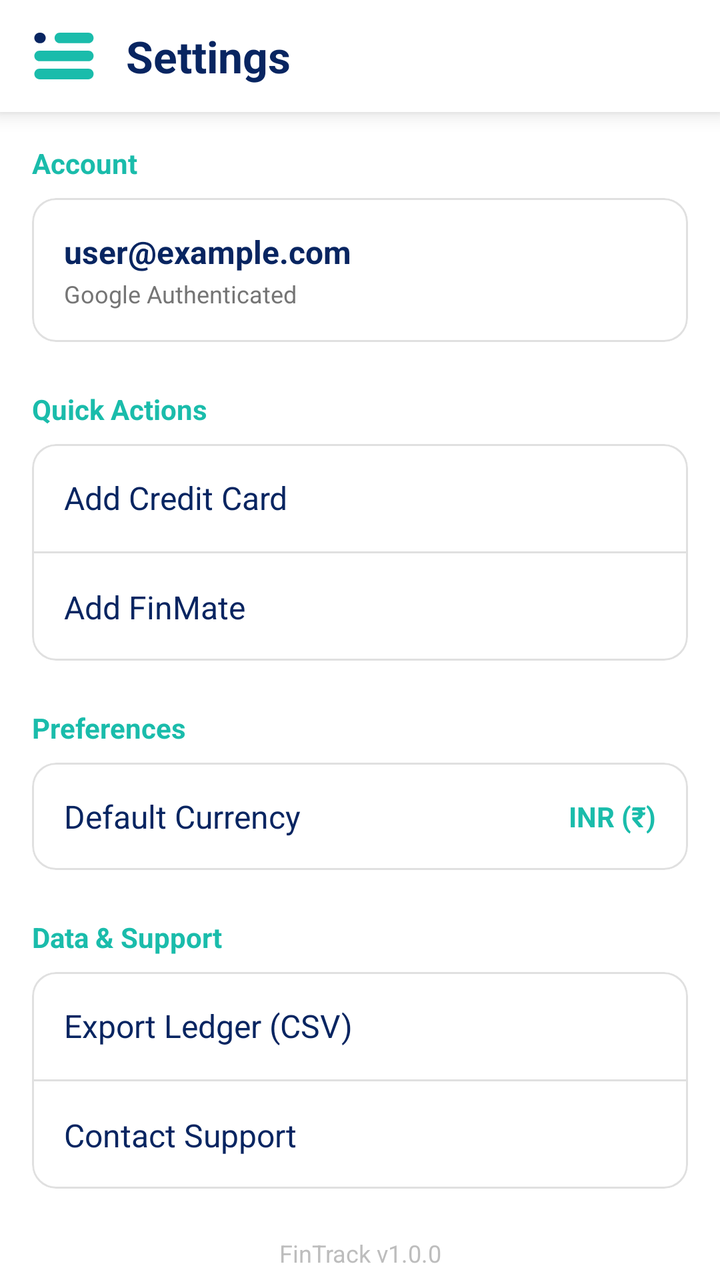
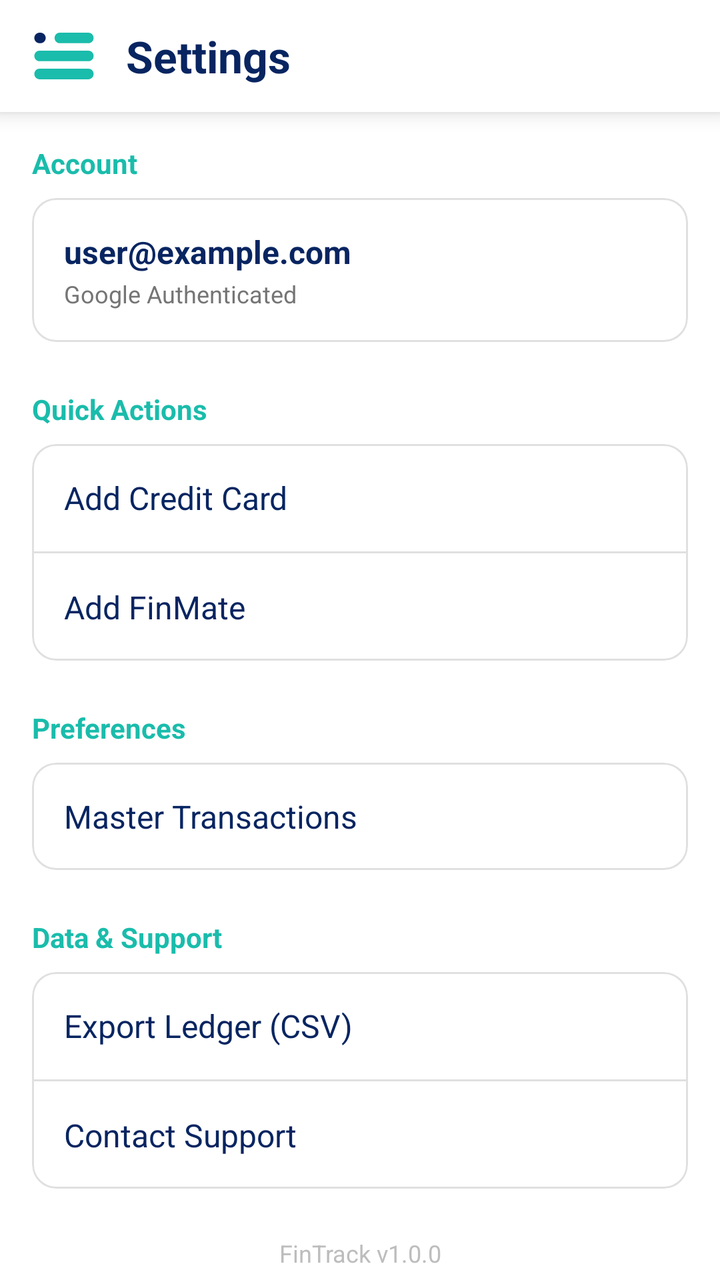

Before-and-after screenshots of an Android layout around one commit, followed by the original layout XML and the change that was made.
<!-- AndroidManifest.xml: application theme Theme.FinTrack -->
<!-- res/layout/activity_settings.xml -->
<?xml version="1.0" encoding="utf-8"?>
<androidx.drawerlayout.widget.DrawerLayout
    xmlns:android="http://schemas.android.com/apk/res/android"
    xmlns:app="http://schemas.android.com/apk/res-auto"
    xmlns:tools="http://schemas.android.com/tools"
    android:id="@+id/drawerLayoutSettings"
    android:layout_width="match_parent"
    android:layout_height="match_parent"
    tools:context=".SettingsActivity"
    tools:ignore="HardcodedText, ContentDescription, TooManyViews">

    
    <androidx.constraintlayout.widget.ConstraintLayout
        android:id="@+id/mainSettingsContent"
        android:layout_width="match_parent"
        android:layout_height="match_parent"
        android:background="#FFFFFF">

        
        <androidx.constraintlayout.widget.ConstraintLayout
            android:id="@+id/topAppBarContainer"
            android:layout_width="match_parent"
            android:layout_height="wrap_content"
            android:background="#FFFFFF"
            android:elevation="6dp"
            android:paddingHorizontal="16dp"
            android:paddingTop="12dp"
            android:paddingBottom="12dp"
            app:layout_constraintEnd_toEndOf="parent"
            app:layout_constraintStart_toStartOf="parent"
            app:layout_constraintTop_toTopOf="parent">

            
            <ImageView
                android:id="@+id/ivMenuDrawerSettings"
                android:layout_width="32dp"
                android:layout_height="32dp"
                android:padding="1dp"
                android:src="@drawable/ic_menu"
                android:background="?attr/selectableItemBackgroundBorderless"
                app:layout_constraintBottom_toBottomOf="parent"
                app:layout_constraintStart_toStartOf="parent"
                app:layout_constraintTop_toTopOf="parent" />

            <TextView
                android:id="@+id/tvAppTitle"
                android:layout_width="wrap_content"
                android:layout_height="wrap_content"
                android:layout_marginStart="15dp"
                android:text="Settings"
                android:textColor="#082561"
                android:textSize="22sp"
                android:textStyle="bold"
                app:layout_constraintBottom_toBottomOf="parent"
                app:layout_constraintStart_toEndOf="@id/ivMenuDrawerSettings"
                app:layout_constraintTop_toTopOf="parent" />

        </androidx.constraintlayout.widget.ConstraintLayout>

        
        <androidx.core.widget.NestedScrollView
            android:layout_width="match_parent"
            android:layout_height="0dp"
            android:fillViewport="true"
            app:layout_constraintBottom_toBottomOf="parent"
            app:layout_constraintTop_toBottomOf="@+id/topAppBarContainer">

            <LinearLayout
                android:layout_width="match_parent"
                android:layout_height="wrap_content"
                android:orientation="vertical"
                android:paddingHorizontal="16dp"
                android:paddingTop="16dp"
                android:paddingBottom="32dp">

                
                <TextView
                    android:layout_width="wrap_content"
                    android:layout_height="wrap_content"
                    android:layout_marginBottom="8dp"
                    android:text="Account"
                    android:textColor="#1abcab"
                    android:textSize="14sp"
                    android:textStyle="bold" />

                <com.google.android.material.card.MaterialCardView
                    android:layout_width="match_parent"
                    android:layout_height="wrap_content"
                    android:layout_marginBottom="24dp"
                    app:cardBackgroundColor="#FFFFFF"
                    app:cardCornerRadius="12dp"
                    app:cardElevation="0dp"
                    app:strokeColor="#E0E0E0"
                    app:strokeWidth="1dp">

                    <LinearLayout
                        android:layout_width="match_parent"
                        android:layout_height="wrap_content"
                        android:orientation="vertical"
                        android:padding="16dp">

                        <TextView
                            android:id="@+id/tvUserEmail"
                            android:layout_width="wrap_content"
                            android:layout_height="wrap_content"
                            android:text="user@example.com"
                            android:textColor="#082561"
                            android:textSize="16sp"
                            android:textStyle="bold" />

                        <TextView
                            android:layout_width="wrap_content"
                            android:layout_height="wrap_content"
                            android:layout_marginTop="2dp"
                            android:text="Google Authenticated"
                            android:textColor="#757575"
                            android:textSize="12sp" />
                    </LinearLayout>
                </com.google.android.material.card.MaterialCardView>

                
                <TextView
                    android:layout_width="wrap_content"
                    android:layout_height="wrap_content"
                    android:layout_marginBottom="8dp"
                    android:text="Quick Actions"
                    android:textColor="#1abcab"
                    android:textSize="14sp"
                    android:textStyle="bold" />

                <com.google.android.material.card.MaterialCardView
                    android:layout_width="match_parent"
                    android:layout_height="wrap_content"
                    android:layout_marginBottom="24dp"
                    app:cardBackgroundColor="#FFFFFF"
                    app:cardCornerRadius="12dp"
                    app:cardElevation="0dp"
                    app:strokeColor="#E0E0E0"
                    app:strokeWidth="1dp">

                    <LinearLayout
                        android:layout_width="match_parent"
                        android:layout_height="wrap_content"
                        android:orientation="vertical">

                        <TextView
                            android:id="@+id/btnAddCardSettings"
                            android:layout_width="match_parent"
                            android:layout_height="wrap_content"
                            android:background="?attr/selectableItemBackground"
                            android:clickable="true"
                            android:focusable="true"
                            android:padding="16dp"
                            android:text="Add Credit Card"
                            android:textColor="#082561"
                            android:textSize="16sp" />

                        <View
                            android:layout_width="match_parent"
                            android:layout_height="1dp"
                            android:background="#E0E0E0" />

                        <TextView
                            android:id="@+id/btnAddFinMateSettings"
                            android:layout_width="match_parent"
                            android:layout_height="wrap_content"
                            android:background="?attr/selectableItemBackground"
                            android:clickable="true"
                            android:focusable="true"
                            android:padding="16dp"
                            android:text="Add FinMate"
                            android:textColor="#082561"
                            android:textSize="16sp" />

                    </LinearLayout>
                </com.google.android.material.card.MaterialCardView>

                
                <TextView
                    android:layout_width="wrap_content"
                    android:layout_height="wrap_content"
                    android:layout_marginBottom="8dp"
                    android:text="Preferences"
                    android:textColor="#1abcab"
                    android:textSize="14sp"
                    android:textStyle="bold" />

                <com.google.android.material.card.MaterialCardView
                    android:layout_width="match_parent"
                    android:layout_height="wrap_content"
                    android:layout_marginBottom="24dp"
                    app:cardBackgroundColor="#FFFFFF"
                    app:cardCornerRadius="12dp"
                    app:cardElevation="0dp"
                    app:strokeColor="#E0E0E0"
                    app:strokeWidth="1dp">

                    <LinearLayout
                        android:id="@+id/btnCurrency"
                        android:layout_width="match_parent"
                        android:layout_height="wrap_content"
                        android:background="?attr/selectableItemBackground"
                        android:clickable="true"
                        android:focusable="true"
                        android:gravity="center_vertical"
                        android:orientation="horizontal"
                        android:padding="16dp">

                        <TextView
                            android:layout_width="0dp"
                            android:layout_height="wrap_content"
                            android:layout_weight="1"
                            android:text="Default Currency"
                            android:textColor="#082561"
                            android:textSize="16sp" />

                        <TextView
                            android:layout_width="wrap_content"
                            android:layout_height="wrap_content"
                            android:text="INR (₹)"
                            android:textColor="#1abcab"
                            android:textSize="14sp"
                            android:textStyle="bold" />
                    </LinearLayout>
                </com.google.android.material.card.MaterialCardView>

                
                <TextView
                    android:layout_width="wrap_content"
                    android:layout_height="wrap_content"
                    android:layout_marginBottom="8dp"
                    android:text="Data &amp; Support"
                    android:textColor="#1abcab"
                    android:textSize="14sp"
                    android:textStyle="bold" />

                <com.google.android.material.card.MaterialCardView
                    android:layout_width="match_parent"
                    android:layout_height="wrap_content"
                    android:layout_marginBottom="24dp"
                    app:cardBackgroundColor="#FFFFFF"
                    app:cardCornerRadius="12dp"
                    app:cardElevation="0dp"
                    app:strokeColor="#E0E0E0"
                    app:strokeWidth="1dp">

                    <LinearLayout
                        android:layout_width="match_parent"
                        android:layout_height="wrap_content"
                        android:orientation="vertical">

                        <TextView
                            android:id="@+id/btnExportData"
                            android:layout_width="match_parent"
                            android:layout_height="wrap_content"
                            android:background="?attr/selectableItemBackground"
                            android:clickable="true"
                            android:focusable="true"
                            android:padding="16dp"
                            android:text="Export Ledger (CSV)"
                            android:textColor="#082561"
                            android:textSize="16sp" />

                        <View
                            android:layout_width="match_parent"
                            android:layout_height="1dp"
                            android:background="#E0E0E0" />

                        <TextView
                            android:id="@+id/btnSupport"
                            android:layout_width="match_parent"
                            android:layout_height="wrap_content"
                            android:background="?attr/selectableItemBackground"
                            android:clickable="true"
                            android:focusable="true"
                            android:padding="16dp"
                            android:text="Contact Support"
                            android:textColor="#082561"
                            android:textSize="16sp" />

                    </LinearLayout>
                </com.google.android.material.card.MaterialCardView>

                
                <TextView
                    android:layout_width="match_parent"
                    android:layout_height="wrap_content"
                    android:gravity="center"
                    android:text="FinTrack v1.0.0"
                    android:textColor="#BDBDBD"
                    android:textSize="12sp" />

            </LinearLayout>
        </androidx.core.widget.NestedScrollView>

    </androidx.constraintlayout.widget.ConstraintLayout>

    
    <com.google.android.material.navigation.NavigationView
        android:id="@+id/navigationViewSettings"
        android:layout_width="wrap_content"
        android:layout_height="match_parent"
        android:layout_gravity="start"
        android:background="#FFFFFF"
        app:headerLayout="@layout/nav_header"
        app:menu="@menu/drawer_menu" />

</androidx.drawerlayout.widget.DrawerLayout>
<!-- res/layout/nav_header.xml (included above) -->
<?xml version="1.0" encoding="utf-8"?>
<LinearLayout
    xmlns:android="http://schemas.android.com/apk/res/android"
    xmlns:tools="http://schemas.android.com/tools"
    android:layout_width="match_parent"
    android:layout_height="160dp"
    android:background="#082561"
    android:gravity="bottom"
    android:orientation="vertical"
    android:padding="16dp"
    tools:ignore="HardcodedText, ContentDescription">

    
    <ImageView
        android:layout_width="48dp"
        android:layout_height="48dp"
        android:src="@drawable/dashboard"/>

    
    <TextView
        android:layout_width="wrap_content"
        android:layout_height="wrap_content"
        android:layout_marginTop="12dp"
        android:text="FinTrack"
        android:textColor="#FFFFFF"
        android:textSize="20sp"
        android:textStyle="bold" />

    
    <TextView
        android:layout_width="wrap_content"
        android:layout_height="wrap_content"
        android:layout_marginTop="2dp"
        android:text="Your Personal Financial Ledger"
        android:textColor="#1ABCAB"
        android:textSize="12sp" />

</LinearLayout>
<!-- resources referenced by this layout -->
<resources>
  <!-- drawable dashboard (drawable) -->
  <vector xmlns:android="http://schemas.android.com/apk/res/android"
      android:width="24dp"
      android:height="24dp"
      android:viewportWidth="256"
      android:viewportHeight="256">
    <path
        android:pathData="M251.87,122.41l-118.16,-118.16c-3.23,-3.23 -8.47,-3.23 -11.7,0l-118.16,118.16c-5.21,5.21 -1.52,14.12 5.85,14.12l17.8,0c4.57,0 8.27,3.7 8.27,8.27l0,89.57c0,4.57 3.7,8.27 8.27,8.27l54.09,0L98.13,175.1c0,-5.54 4.49,-10.02 10.02,-10.02l49.43,0L157.58,242.65l54.09,0c4.57,0 8.27,-3.7 8.27,-8.27L219.94,144.81c0,-4.57 3.7,-8.27 8.27,-8.27l17.8,0C253.39,136.53 257.08,127.62 251.87,122.41z"
        android:strokeLineJoin="miter"
        android:strokeWidth="2.81"
        android:fillColor="#1ABCAB"
        android:fillType="nonZero"
        android:strokeColor="#00000000"
        android:strokeLineCap="butt"/>
    <path
        android:pathData="M157.58,165.08l-31.22,8.24c-6.7,1.77 -11.37,7.83 -11.37,14.76L115,253.89l42.59,-11.24L157.58,165.08z"
        android:strokeLineJoin="miter"
        android:strokeWidth="2.81"
        android:fillColor="#082561"
        android:fillType="nonZero"
        android:strokeColor="#00000000"
        android:strokeLineCap="butt"/>
  </vector>
  <!-- drawable ic_menu (drawable) -->
  <vector xmlns:android="http://schemas.android.com/apk/res/android"
      android:width="24dp"
      android:height="24dp"
      android:viewportWidth="256"
      android:viewportHeight="256">
    <path
        android:pathData="M231.83,73.45L110.29,73.45c-12.41,0 -22.48,-10.07 -22.48,-22.48l0,0c0,-12.41 10.07,-22.48 22.48,-22.48L231.83,28.49c12.41,0 22.48,10.07 22.48,22.48l0,0C254.31,63.39 244.24,73.45 231.83,73.45z"
        android:strokeLineJoin="miter"
        android:strokeWidth="2.81"
        android:fillColor="#1ABCAB"
        android:fillType="nonZero"
        android:strokeColor="#00000000"
        android:strokeLineCap="butt"/>
    <path
        android:pathData="M27.4,73.45L23.89,73.45c-12.41,0 -22.48,-10.07 -22.48,-22.48l0,0c0,-12.41 10.07,-22.48 22.48,-22.48l3.51,0c12.41,0 22.48,10.07 22.48,22.48l0,0C49.88,63.39 39.81,73.45 27.4,73.45z"
        android:strokeLineJoin="miter"
        android:strokeWidth="2.81"
        android:fillColor="#082561"
        android:fillType="nonZero"
        android:strokeColor="#00000000"
        android:strokeLineCap="butt"/>
    <path
        android:pathData="M231.83,150.34L23.89,150.34c-12.41,0 -22.48,-10.07 -22.48,-22.48l0,0c0,-12.41 10.07,-22.48 22.48,-22.48l207.94,0c12.41,0 22.48,10.07 22.48,22.48l0,0C254.31,140.27 244.24,150.34 231.83,150.34z"
        android:strokeLineJoin="miter"
        android:strokeWidth="2.81"
        android:fillColor="#1ABCAB"
        android:fillType="nonZero"
        android:strokeColor="#00000000"
        android:strokeLineCap="butt"/>
    <path
        android:pathData="M231.83,227.22L23.89,227.22c-12.41,0 -22.48,-10.07 -22.48,-22.48l0,0c0,-12.41 10.07,-22.48 22.48,-22.48l207.94,0c12.41,0 22.48,10.07 22.48,22.48l0,0C254.31,217.16 244.24,227.22 231.83,227.22z"
        android:strokeLineJoin="miter"
        android:strokeWidth="2.81"
        android:fillColor="#1ABCAB"
        android:fillType="nonZero"
        android:strokeColor="#00000000"
        android:strokeLineCap="butt"/>
  </vector>
  <style name="Theme.FinTrack" parent="Base.Theme.FinTrack" />
  <style name="Base.Theme.FinTrack" parent="Theme.Material3.Light.NoActionBar">
          
          <item name="colorPrimary">#082561</item>
          <item name="colorSecondary">#1ABCAB</item>
  
          
          <item name="android:windowLightStatusBar">true</item>
          <item name="android:statusBarColor">#FFFFFF</item>
      </style>
</resources>

<!-- the commit's change to res/layout/activity_settings.xml (unified diff, before → after) -->
@@ -196,7 +196,7 @@
                     app:strokeWidth="1dp">
 
                     <LinearLayout
-                        android:id="@+id/btnCurrency"
+                        android:id="@+id/btnMasterTransactions"
                         android:layout_width="match_parent"
                         android:layout_height="wrap_content"
                         android:background="?attr/selectableItemBackground"
@@ -210,17 +210,10 @@
                             android:layout_width="0dp"
                             android:layout_height="wrap_content"
                             android:layout_weight="1"
-                            android:text="Default Currency"
-                            android:textColor="#082561"
-                            android:textSize="16sp" />
-
-                        <TextView
-                            android:layout_width="wrap_content"
-                            android:layout_height="wrap_content"
-                            android:text="INR (₹)"
-                            android:textColor="#1abcab"
-                            android:textSize="14sp"
-                            android:textStyle="bold" />
+                            android:text="Master Transactions"
+                            android:textColor="#082561"
+                            android:textSize="16sp" />
+
                     </LinearLayout>
                 </com.google.android.material.card.MaterialCardView>
 
